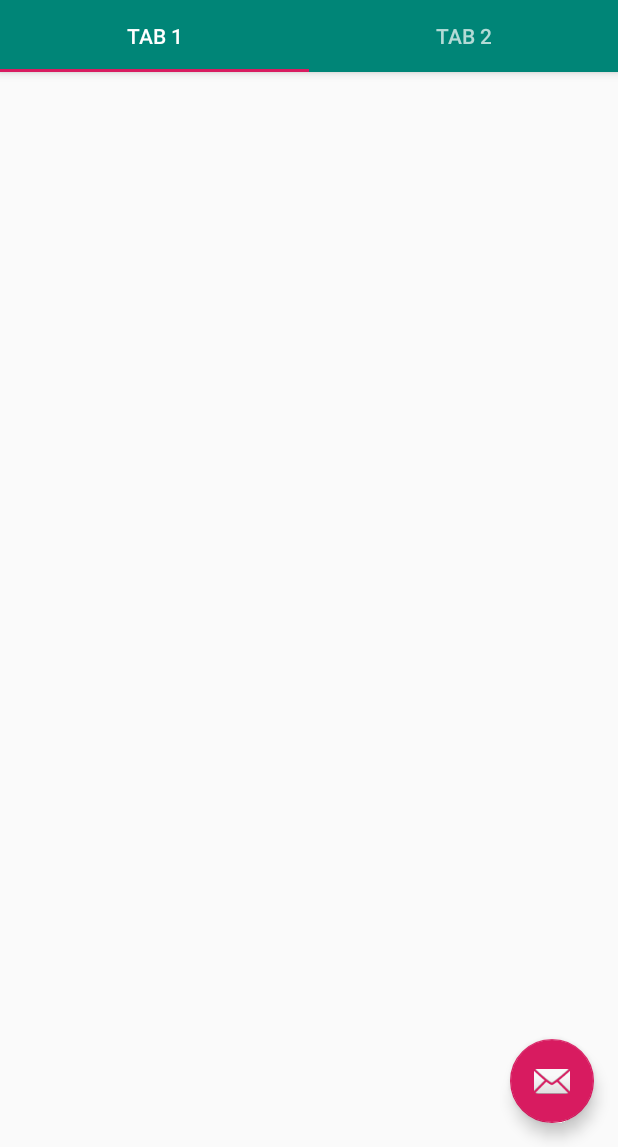
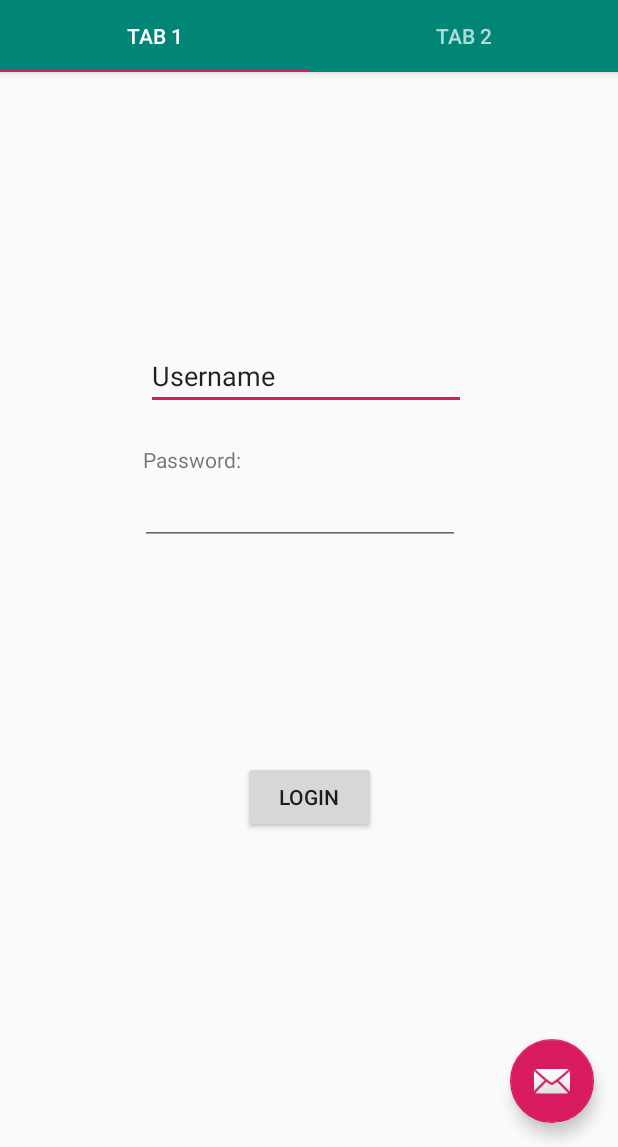
Before and after one commit to EmptyHeadsS/android, an Android app: the screen it shows after launch (MainActivity), on a phone screen of 412 x 824 dp, the part 89-1236 px from its top. Run offline under Robolectric (Android 15) with nearby library versions, the phone set to English and light mode, and no system bars; 3 statements that could not run were skipped.

Commit message:
interface login reste juste l'implémentation des requêtes -E

```diff
--- a/app/src/main/java/com/example/myapplication/MainActivity.kt
+++ b/app/src/main/java/com/example/myapplication/MainActivity.kt
@@ -8,6 +8,8 @@ import androidx.viewpager.widget.ViewPager
 import androidx.appcompat.app.AppCompatActivity
 import android.view.Menu
 import android.view.MenuItem
+import android.widget.Button
+import android.widget.Toast
 import com.example.myapplication.ui.main.SectionsPagerAdapter
 
 class MainActivity : AppCompatActivity() {
@@ -22,6 +24,19 @@ class MainActivity : AppCompatActivity() {
         tabs.setupWithViewPager(viewPager)
         val fab: FloatingActionButton = findViewById(R.id.fab)
 
+        val login_btn = findViewById<Button>(R.id.login_btn)
+
+        login_btn.setOnClickListener {
+            // your code to perform when the user clicks on the button
+            Toast.makeText(this@MainActivity, "You clicked me.", Toast.LENGTH_SHORT).show()
+            //TODO: get les valeurs de username et passeword
+
+            //TODO: les send coté serveur et attendre la réponse
+
+            //TODO: changer de vue si ça marché
+
+        }
+
         fab.setOnClickListener { view ->
             Snackbar.make(view, "Replace with your own action", Snackbar.LENGTH_LONG)
                 .setAction("Action", null).show()
--- a/app/src/main/res/layout/fragment_main.xml
+++ b/app/src/main/res/layout/fragment_main.xml
@@ -1,5 +1,5 @@
 <?xml version="1.0" encoding="utf-8"?>
-<androidx.constraintlayout.widget.ConstraintLayout xmlns:android="http://schemas.android.com/apk/res/android"
+<RelativeLayout xmlns:android="http://schemas.android.com/apk/res/android"
     xmlns:app="http://schemas.android.com/apk/res-auto"
     xmlns:tools="http://schemas.android.com/tools"
     android:id="@+id/constraintLayout"
@@ -7,17 +7,53 @@
     android:layout_height="match_parent"
     tools:context=".ui.main.PlaceholderFragment">
 
-    <TextView
-        android:id="@+id/section_label"
+    <Button
+        android:id="@+id/login_btn"
         android:layout_width="wrap_content"
         android:layout_height="wrap_content"
-        android:layout_marginStart="@dimen/activity_horizontal_margin"
-        android:layout_marginTop="@dimen/activity_vertical_margin"
-        android:layout_marginEnd="@dimen/activity_horizontal_margin"
-        android:layout_marginBottom="@dimen/activity_vertical_margin"
-        app:layout_constraintLeft_toLeftOf="parent"
-        app:layout_constraintTop_toTopOf="@+id/constraintLayout"
-        tools:layout_constraintLeft_creator="1"
-        tools:layout_constraintTop_creator="1" />
+        android:layout_alignParentStart="true"
+        android:layout_alignParentEnd="true"
+        android:layout_alignParentBottom="true"
+        android:layout_marginStart="162dp"
+        android:layout_marginEnd="161dp"
+        android:layout_marginBottom="209dp"
+        android:text="Login" />
 
-</androidx.constraintlayout.widget.ConstraintLayout>
+    <EditText
+        android:id="@+id/editText"
+        android:layout_width="wrap_content"
+        android:layout_height="wrap_content"
+        android:layout_above="@+id/login_btn"
+        android:layout_alignParentStart="true"
+        android:layout_alignParentEnd="true"
+        android:layout_marginStart="97dp"
+        android:layout_marginEnd="101dp"
+        android:layout_marginBottom="234dp"
+        android:ems="10"
+        android:inputType="textPersonName"
+        android:text="Username" />
+
+    <EditText
+        android:id="@+id/editText4"
+        android:layout_width="wrap_content"
+        android:layout_height="wrap_content"
+        android:layout_above="@+id/login_btn"
+        android:layout_alignParentStart="true"
+        android:layout_alignParentEnd="true"
+        android:layout_marginStart="93dp"
+        android:layout_marginEnd="105dp"
+        android:layout_marginBottom="144dp"
+        android:ems="10"
+        android:inputType="textPassword" />
+
+    <TextView
+        android:id="@+id/textView"
+        android:layout_width="wrap_content"
+        android:layout_height="wrap_content"
+        android:layout_above="@+id/editText4"
+        android:layout_alignParentEnd="true"
+        android:layout_marginEnd="251dp"
+        android:layout_marginBottom="2dp"
+        android:text="Password:" />
+
+</RelativeLayout>
```
